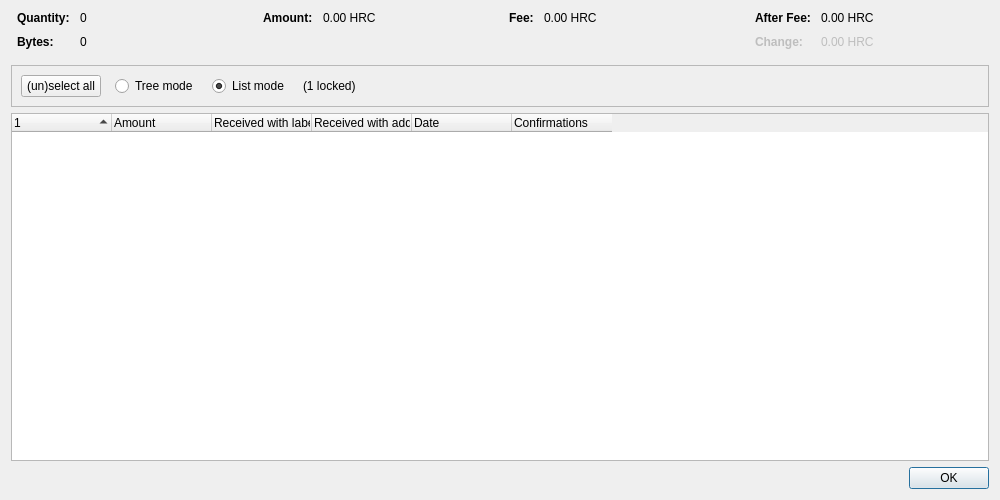
This is src/qt/forms/coincontroldialog.ui in Hypercoin-PRJ/hypercoin as Qt 5 draws it before an edit. The edited form follows.
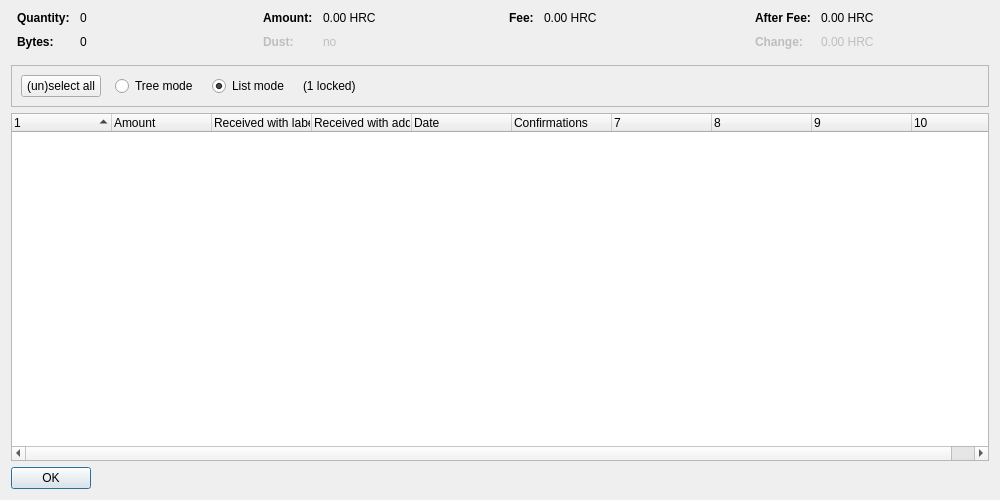
This is the edited form. Custom widgets are drawn as their Qt base class.

```diff
--- a/src/qt/forms/coincontroldialog.ui
+++ b/src/qt/forms/coincontroldialog.ui
@@ -142,6 +142,41 @@
          </property>
         </widget>
        </item>
+       <item row="1" column="0">
+        <widget class="QLabel" name="labelCoinControlLowOutputText">
+         <property name="enabled">
+          <bool>false</bool>
+         </property>
+         <property name="font">
+          <font>
+           <weight>75</weight>
+           <bold>true</bold>
+          </font>
+         </property>
+         <property name="text">
+          <string>Dust:</string>
+         </property>
+        </widget>
+       </item>
+       <item row="1" column="1">
+        <widget class="QLabel" name="labelCoinControlLowOutput">
+         <property name="enabled">
+          <bool>false</bool>
+         </property>
+         <property name="cursor">
+          <cursorShape>IBeamCursor</cursorShape>
+         </property>
+         <property name="contextMenuPolicy">
+          <enum>Qt::ActionsContextMenu</enum>
+         </property>
+         <property name="text">
+          <string notr="true">no</string>
+         </property>
+         <property name="textInteractionFlags">
+          <set>Qt::LinksAccessibleByMouse|Qt::TextSelectableByKeyboard|Qt::TextSelectableByMouse</set>
+         </property>
+        </widget>
+       </item>
       </layout>
      </item>
      <item>
@@ -373,7 +408,7 @@
       <bool>false</bool>
      </property>
      <property name="columnCount">
-      <number>6</number>
+      <number>10</number>
      </property>
      <attribute name="headerShowSortIndicator" stdset="0">
       <bool>true</bool>
@@ -438,6 +473,12 @@
    </item>
    <item>
     <widget class="QDialogButtonBox" name="buttonBox">
+     <property name="sizePolicy">
+      <sizepolicy hsizetype="Maximum" vsizetype="Fixed">
+       <horstretch>0</horstretch>
+       <verstretch>0</verstretch>
+      </sizepolicy>
+     </property>
      <property name="orientation">
       <enum>Qt::Horizontal</enum>
      </property>
```
Left out of the diff: 6 changed lines with no effect on the pictures.
